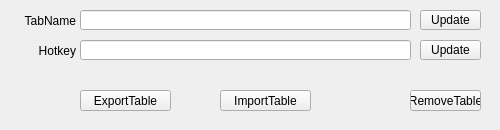
Qt form QKeyMapper/qtablesetupdialog.ui (Zalafina/QKeyMapper) before a commit.
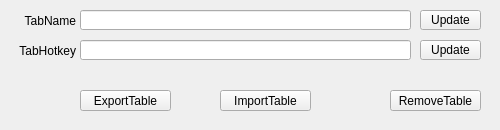
The same form after that commit.

The edit to the form file:
```diff
--- a/QKeyMapper/qtablesetupdialog.ui
+++ b/QKeyMapper/qtablesetupdialog.ui
@@ -60,7 +60,7 @@
     </rect>
    </property>
    <property name="text">
-    <string>Hotkey</string>
+    <string>TabHotkey</string>
    </property>
    <property name="alignment">
     <set>Qt::AlignmentFlag::AlignRight|Qt::AlignmentFlag::AlignTrailing|Qt::AlignmentFlag::AlignVCenter</set>
@@ -162,9 +162,9 @@
   <widget class="QPushButton" name="removeTableButton">
    <property name="geometry">
     <rect>
-     <x>410</x>
+     <x>390</x>
      <y>90</y>
-     <width>71</width>
+     <width>91</width>
      <height>21</height>
     </rect>
    </property>
```
